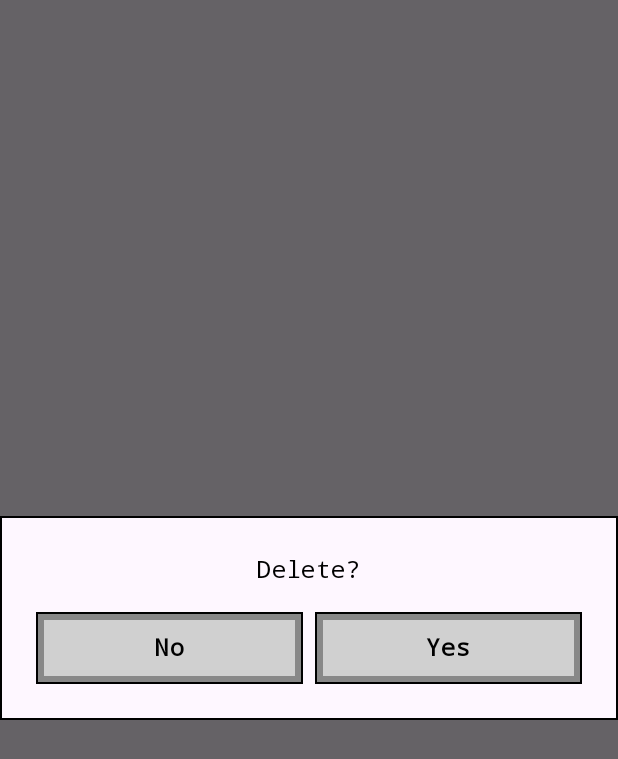
After one commit to adam-paul/workout-tracker, an Android app built with Jetpack Compose: the composable DeleteConfirmationDialog shown on its own in the app's theme, on a phone screen of 412 x 824 dp. The commit adds this screen. Shown: the top 759 px of the screen. Run offline under Robolectric (Android 15) with nearby library versions, the phone set to English and light mode, and no system bars; 1 statement that could not run was skipped.

Commit message:
adding delete confirmation prompt, making edit/delete icons sticky while dialog is open

```diff
--- /dev/null
+++ b/app/src/main/java/com/example/workouttracker/ui/components/DeleteConfirmationDialog.kt
@@ -0,0 +1,57 @@
+package com.example.workouttracker.ui.components
+
+import androidx.compose.foundation.background
+import androidx.compose.foundation.border
+import androidx.compose.foundation.layout.*
+import androidx.compose.material3.Surface
+import androidx.compose.material3.Text
+import androidx.compose.runtime.Composable
+import androidx.compose.ui.Alignment
+import androidx.compose.ui.Modifier
+import androidx.compose.ui.graphics.Color
+import androidx.compose.ui.text.font.FontFamily
+import androidx.compose.ui.unit.dp
+import androidx.compose.ui.window.Dialog
+
+@Composable
+fun DeleteConfirmationDialog(
+    onConfirm: () -> Unit,
+    onDismiss: () -> Unit
+) {
+    Dialog(onDismissRequest = onDismiss) {
+        Surface(
+            modifier = Modifier
+                .border(1.dp, Color.Black)
+                .background(Color(0xFFD0D0D0))
+        ) {
+            Column(
+                modifier = Modifier
+                    .padding(24.dp),
+                horizontalAlignment = Alignment.CenterHorizontally
+            ) {
+                Text(
+                    text = "Delete?",
+                    fontFamily = FontFamily.Monospace,
+                    color = Color.Black
+                )
+                Spacer(modifier = Modifier.height(16.dp))
+                Row(
+                    modifier = Modifier.fillMaxWidth(),
+                    horizontalArrangement = Arrangement.SpaceEvenly
+                ) {
+                    RetroButton(
+                        onClick = onDismiss,
+                        text = "No",
+                        modifier = Modifier.weight(1f)
+                    )
+                    Spacer(modifier = Modifier.width(8.dp))
+                    RetroButton(
+                        onClick = onConfirm,
+                        text = "Yes",
+                        modifier = Modifier.weight(1f)
+                    )
+                }
+            }
+        }
+    }
+}
--- a/app/src/main/java/com/example/workouttracker/ui/components/RetroButton.kt
+++ b/app/src/main/java/com/example/workouttracker/ui/components/RetroButton.kt
@@ -30,10 +30,17 @@ fun RetroButton(
     modifier: Modifier = Modifier,
     onEdit: (() -> Unit)? = null,
     onDelete: (() -> Unit)? = null,
-    trailingIcon: @Composable (() -> Unit)? = null
+    trailingIcon: @Composable (() -> Unit)? = null,
+    keepActionsVisible: Boolean = false
 ) {
     var isPressed by remember { mutableStateOf(false) }
     var showActions by remember { mutableStateOf(false) }
+
+    LaunchedEffect(keepActionsVisible) {
+        if (keepActionsVisible) {
+            showActions = true
+        }
+    }
 
     Row(
         modifier = modifier.fillMaxWidth(),
@@ -132,7 +139,7 @@ fun RetroButton(
         }
 
         AnimatedVisibility(
-            visible = showActions && onEdit != null && onDelete != null,
+            visible = (showActions && onEdit != null && onDelete != null) || keepActionsVisible,
             enter = slideInHorizontally(initialOffsetX = { it }),
             exit = slideOutHorizontally(targetOffsetX = { it })
         ) {
@@ -141,13 +148,13 @@ fun RetroButton(
             ) {
                 IconButton(onClick = {
                     onEdit?.invoke()
-                    showActions = false
+                    if (!keepActionsVisible) showActions = false
                 }) {
                     Icon(Icons.Default.Edit, contentDescription = "Edit")
                 }
                 IconButton(onClick = {
                     onDelete?.invoke()
-                    showActions = false
+                    if (!keepActionsVisible) showActions = false
                 }) {
                     Icon(Icons.Default.Delete, contentDescription = "Delete")
                 }
```
Also changed, not shown: app/src/main/java/com/example/workouttracker/MainActivity.kt (+3 -4 lines), app/src/main/java/com/example/workouttracker/ui/screens/DateScreen.kt (+25 -1 lines), app/src/main/java/com/example/workouttracker/ui/screens/EditWorkoutDateScreen.kt (+9 -2 lines), app/src/main/java/com/example/workouttracker/ui/screens/MainScreen.kt (+31 -4 lines).
